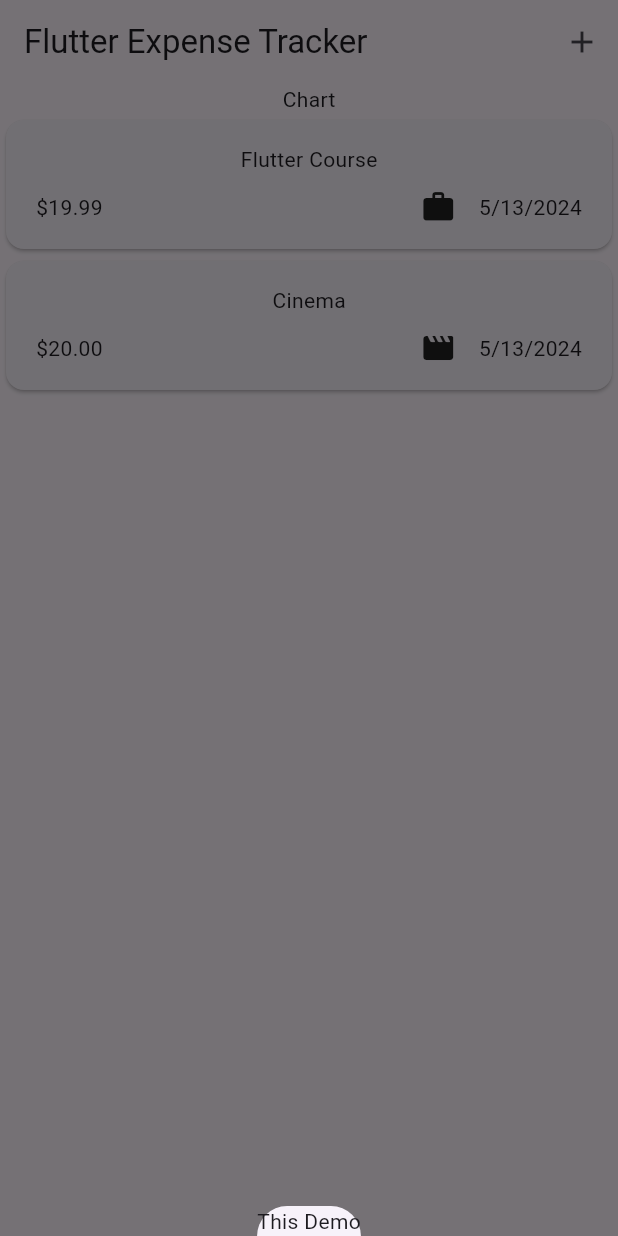
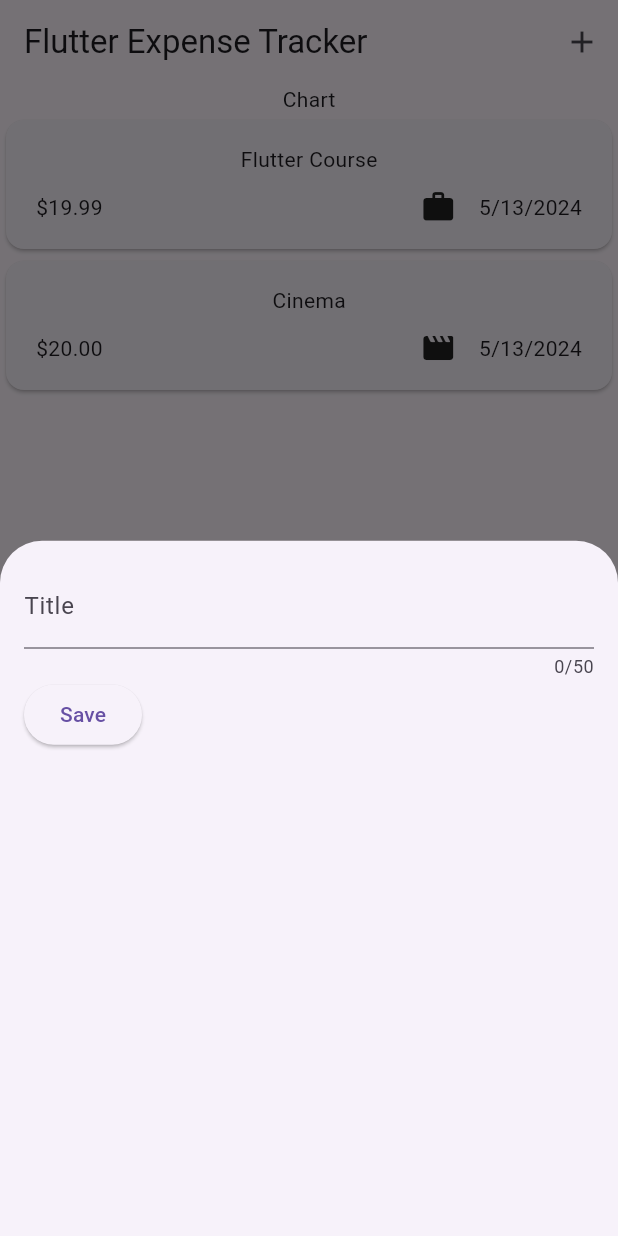
Before and after one commit to TerminalWarlord/Expense-Tracker-App, a Flutter app: the screen it shows after launch, after a tap on the "add" icon, on a phone screen of 412 x 824 dp. Run offline on Flutter 3.47's test engine with Material 2 defaults, Android fonts, the phone set to English and light mode, and no system bars.

Commit message:
Input Handler Implemented

```diff
--- a/lib/widgets/expenses.dart
+++ b/lib/widgets/expenses.dart
@@ -1,6 +1,7 @@
+import 'package:flutter/material.dart';
 import 'package:expense_tracker/widgets/expense_list/expenses_list.dart';
 import 'package:expense_tracker/models/expense.dart';
-import 'package:flutter/material.dart';
+import 'package:expense_tracker/widgets/new_expense.dart';
 
 class Expenses extends StatefulWidget {
   const Expenses({super.key});
@@ -30,7 +31,7 @@ class _ExpensesState extends State<Expenses> {
   void _handleNewExpense() {
     showModalBottomSheet(
       context: context,
-      builder: (ctx) => const Text('This Demo'),
+      builder: (ctx) => const NewExpense(),
     );
   }
 
--- /dev/null
+++ b/lib/widgets/new_expense.dart
@@ -0,0 +1,46 @@
+import 'package:flutter/material.dart';
+
+class NewExpense extends StatefulWidget {
+  const NewExpense({super.key});
+
+  @override
+  State<NewExpense> createState() {
+    return _NewExpenseState();
+  }
+}
+
+class _NewExpenseState extends State<NewExpense> {
+  var _enterredTitle = '';
+
+  void _saveInputTitle(String userTitle) {
+    _enterredTitle = userTitle;
+  }
+
+  @override
+  Widget build(BuildContext context) {
+    return Padding(
+      padding: const EdgeInsets.all(16),
+      child: Column(
+        children: [
+          TextField(
+            onChanged: _saveInputTitle,
+            maxLength: 50,
+            decoration: const InputDecoration(
+              label: Text('Title'),
+            ),
+          ),
+          Row(
+            children: [
+              ElevatedButton(
+                onPressed: () {
+                  print(_enterredTitle);
+                },
+                child: const Text('Save'),
+              ),
+            ],
+          ),
+        ],
+      ),
+    );
+  }
+}
```
